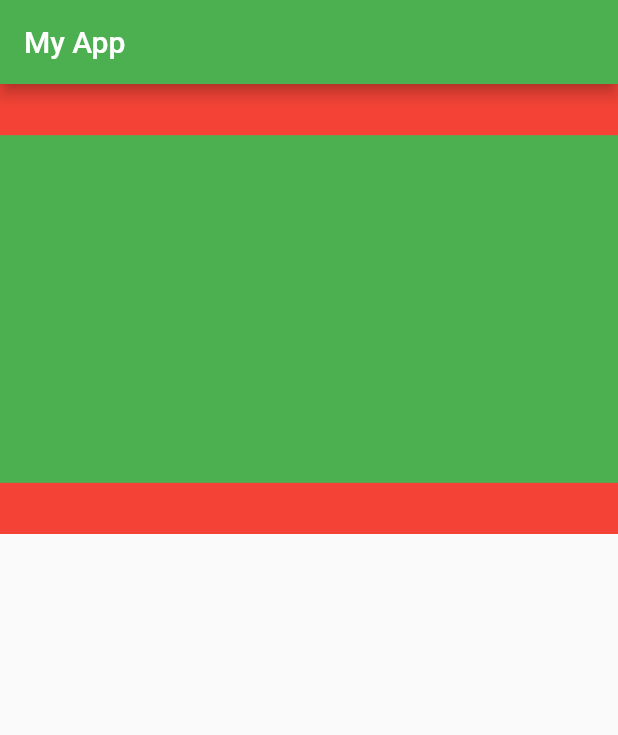
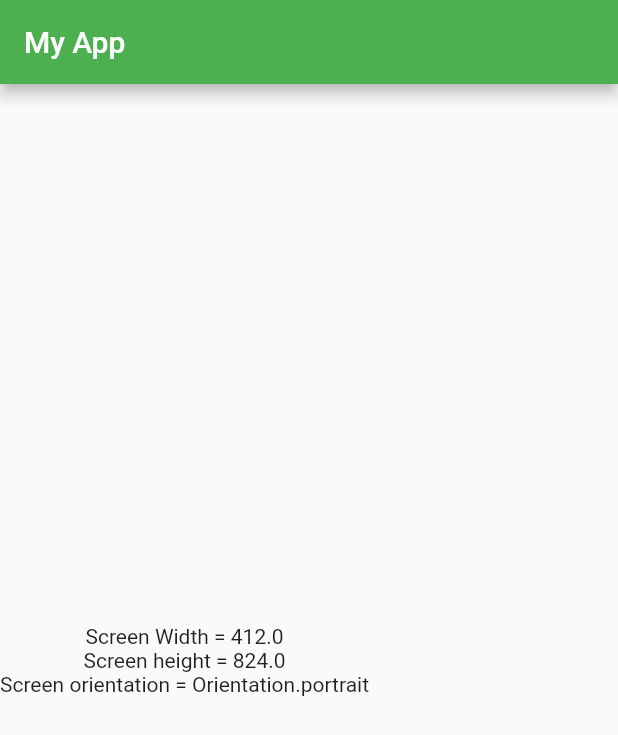
Before and after one commit to sohel7/responsive_design, a Flutter app: the screen it shows after launch, on a phone screen of 412 x 824 dp. Shown: the top 735 px of the screen. Run offline on Flutter 3.47's test engine with Material 2 defaults, Android fonts, the phone set to English and light mode, and no system bars.

Commit message:
Update main.dart

```diff
--- a/lib/main.dart
+++ b/lib/main.dart
@@ -1,6 +1,7 @@
 
 import 'package:flutter/cupertino.dart';
 import 'package:flutter/material.dart';
+import 'package:flutter/rendering.dart';
 
 void main(){
   runApp(MyApp());
@@ -22,30 +23,24 @@ class MyApp extends StatelessWidget{
 }
 
 class HomePage extends StatelessWidget{
-
   @override
   Widget build(BuildContext context) {
+    var width= MediaQuery.of(context).size.width;
+    var height= MediaQuery.of(context).size.height;
+    var orientation= MediaQuery.of(context).orientation;
+
 return Scaffold(
   appBar: AppBar(
    title: Text('My App'),
   ),
-
-  // Aspect Retio : Doirgho o Prosther onupat ke aspect Resio bole
-  body: Container(
-    width: double.infinity,
-    height: 300,
-    color: Colors.red,
-    alignment: Alignment.center,
-      // Aspect Retio
-    //=================
-    child: AspectRatio(
-      aspectRatio: 16/9,
-      child: Container(
-        color: Colors.green,
-      ),
-    ),
-  ),
-);
+body:Column(
+  mainAxisAlignment: MainAxisAlignment.center,
+  children: [
+    Text('Screen Width = ${width}'),
+    Text('Screen height = ${height}'),
+    Text('Screen orientation = ${orientation}'),
+  ],
+),);
   }
 
 }
```
